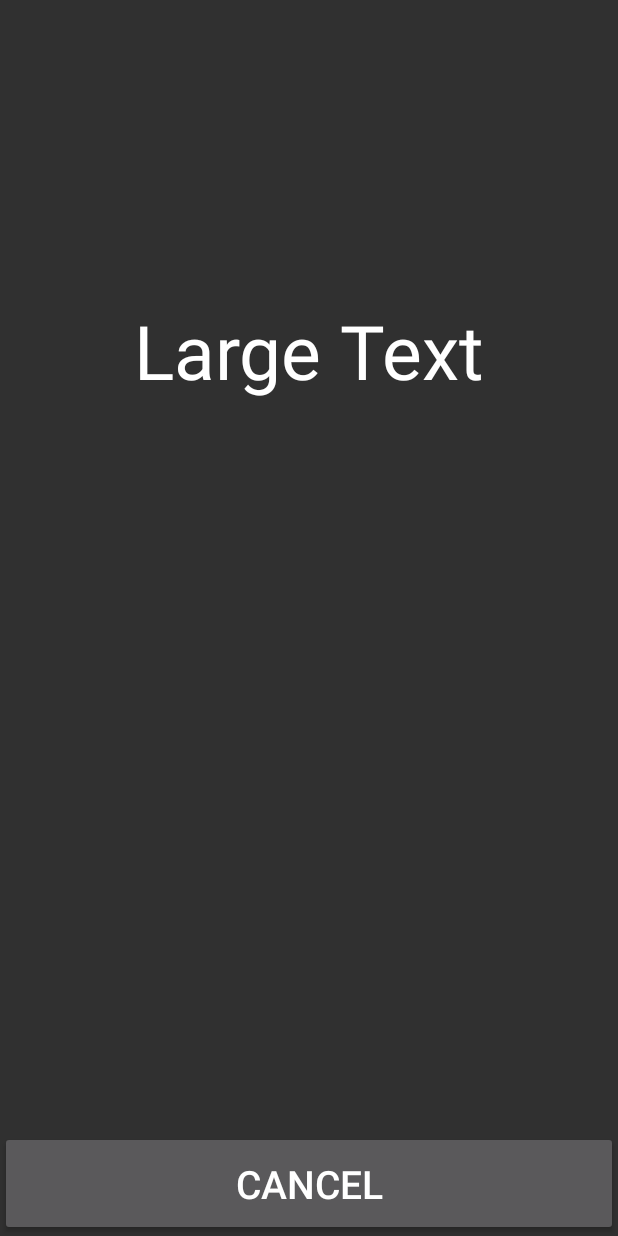
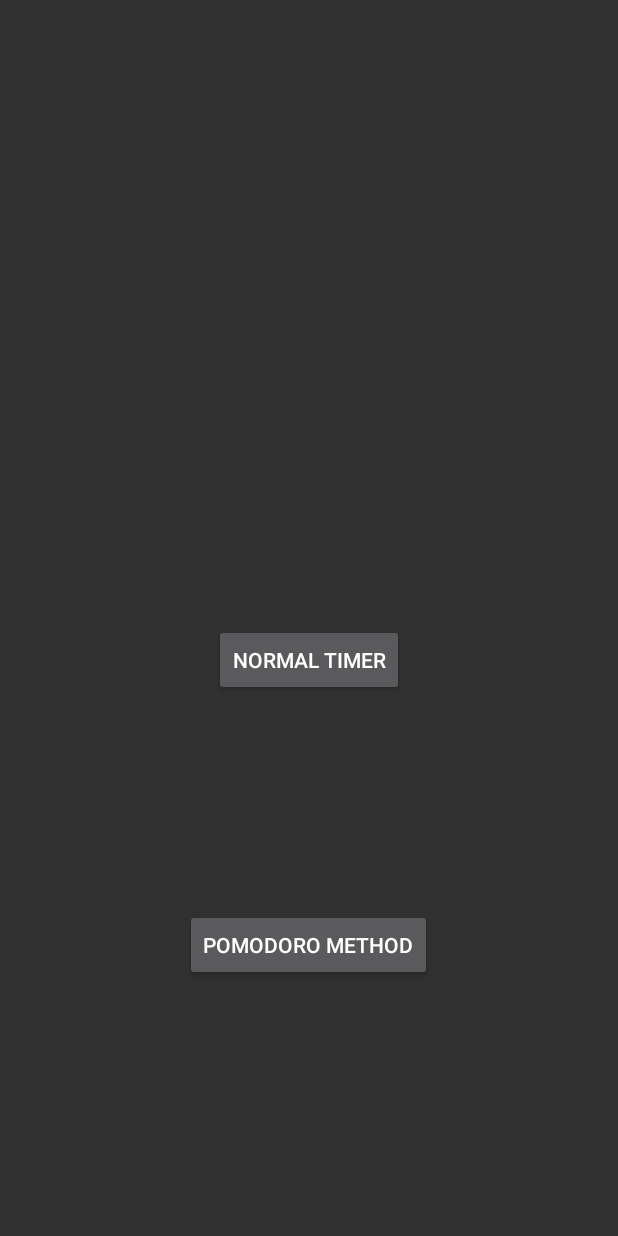
Before and after one commit to caoimheharvey/Assignment3, an Android app: the layout activity_main.xml on its own in the app's theme, with its tools: preview values and no code run, on a phone screen of 412 x 824 dp. Run offline under Robolectric (Android 15) with nearby library versions, the light colour scheme and no system bars.

Commit message:
Timer interface working better

```diff
--- a/app/src/main/AndroidManifest.xml
+++ b/app/src/main/AndroidManifest.xml
@@ -8,7 +8,7 @@
         android:label="@string/app_name"
         android:supportsRtl="true"
         android:theme="@style/Theme.AppCompat.NoActionBar">
-        <activity android:name=".MainActivity">
+        <activity android:name=".Main_Activity">
             <intent-filter>
                 <action android:name="android.intent.action.MAIN" />
 
--- a/app/src/main/java/dit/assignment3/Pomodoro.java
+++ b/app/src/main/java/dit/assignment3/Pomodoro.java
@@ -9,5 +9,7 @@ public class Pomodoro extends AppCompatActivity {
     protected void onCreate(Bundle savedInstanceState) {
         super.onCreate(savedInstanceState);
         setContentView(R.layout.activity_pomodoro);
+
+
     }
 }
--- a/app/src/main/res/layout/activity_main.xml
+++ b/app/src/main/res/layout/activity_main.xml
@@ -6,24 +6,20 @@
     tools:context="dit.assignment3.Timer">
 
     <Button
-        android:layout_width="fill_parent"
-        android:layout_height="70dp"
-        android:textSize="26sp"
-        android:text="CANCEL"
-        android:id="@+id/cancelButton"
-        android:layout_alignParentBottom="true"
-        android:layout_alignParentLeft="true"
-        android:layout_alignParentStart="true" />
-
-    <TextView
         android:layout_width="wrap_content"
         android:layout_height="wrap_content"
-        android:textAppearance="?android:attr/textAppearanceLarge"
-        android:text="Large Text"
-        android:textSize="50sp"
-        android:id="@+id/timeView"
-        android:layout_alignParentTop="true"
+        android:text="Normal Timer"
+        android:id="@+id/go2Timer"
+        android:layout_above="@+id/go2Pomodoro"
         android:layout_centerHorizontal="true"
-        android:layout_marginTop="200dp" />
+        android:layout_marginBottom="142dp" />
 
+    <Button
+        android:layout_width="wrap_content"
+        android:layout_height="wrap_content"
+        android:text="POMODORO Method"
+        android:id="@+id/go2Pomodoro"
+        android:layout_alignParentBottom="true"
+        android:layout_centerHorizontal="true"
+        android:layout_marginBottom="170dp" />
 </RelativeLayout>
--- a/app/src/main/res/layout/activity_pomodoro.xml
+++ b/app/src/main/res/layout/activity_pomodoro.xml
@@ -11,7 +11,7 @@
         android:id="@+id/imageView2"
         android:layout_centerVertical="true"
         android:layout_centerHorizontal="true"
-        android:src="@drawable/pomodoro"
+        android:src="@drawable/pomodoro2"
         android:scaleType="fitXY" />
 
     <Button
@@ -48,7 +48,7 @@
         android:text="Time Remaining"
         android:id="@+id/timeLeft"
         android:layout_marginTop="69dp"
-        android:textColor="#000000"
+        android:textColor="#ffffff"
         android:layout_alignParentTop="true"
         android:layout_centerHorizontal="true" />
 
@@ -62,6 +62,6 @@
         android:layout_marginTop="67dp"
         android:layout_below="@+id/timeLeft"
         android:layout_centerHorizontal="true"
-        android:textColor="#000000" />
+        android:textColor="#ffffff" />
 
 </RelativeLayout>
```
Also changed, not shown: app/src/main/java/dit/assignment3/Main_Activity.java (+32 -9 lines), app/src/main/java/dit/assignment3/Timer.java (+63 -18 lines), app/src/main/res/layout/activity_timer.xml (+34 -5 lines), app/src/main/res/drawable/pomodoro2.jpg (added).
